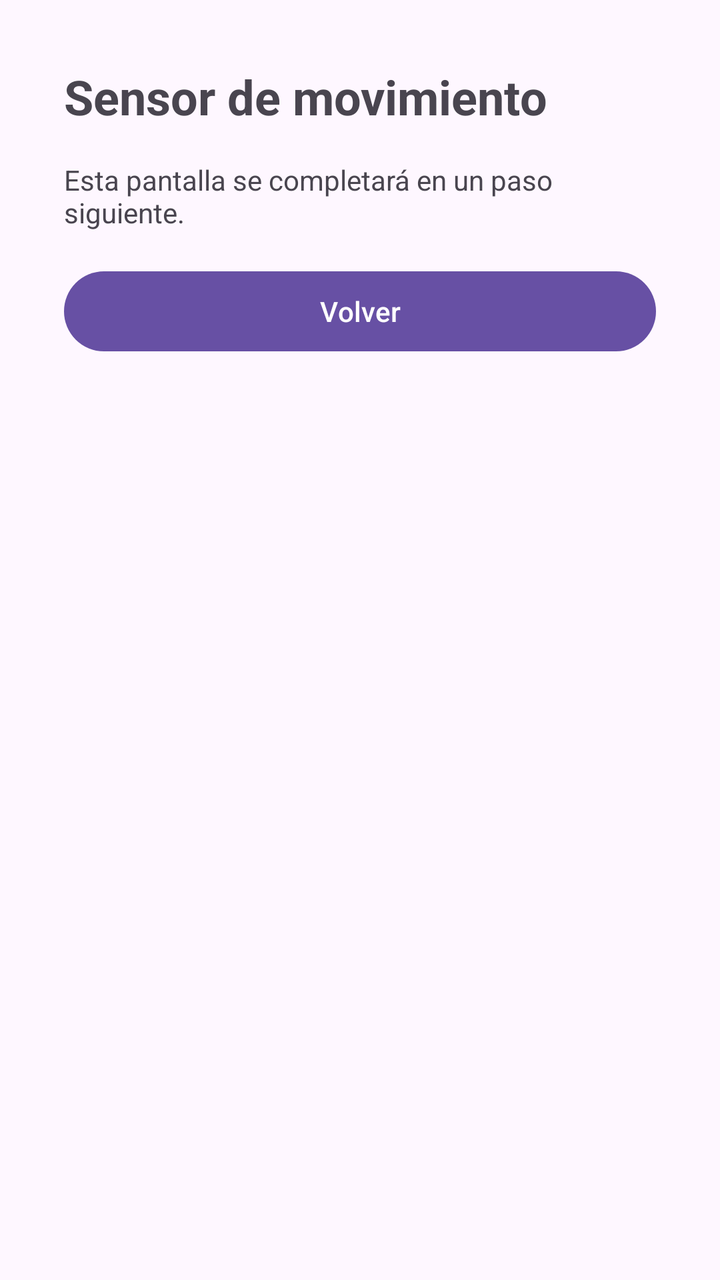
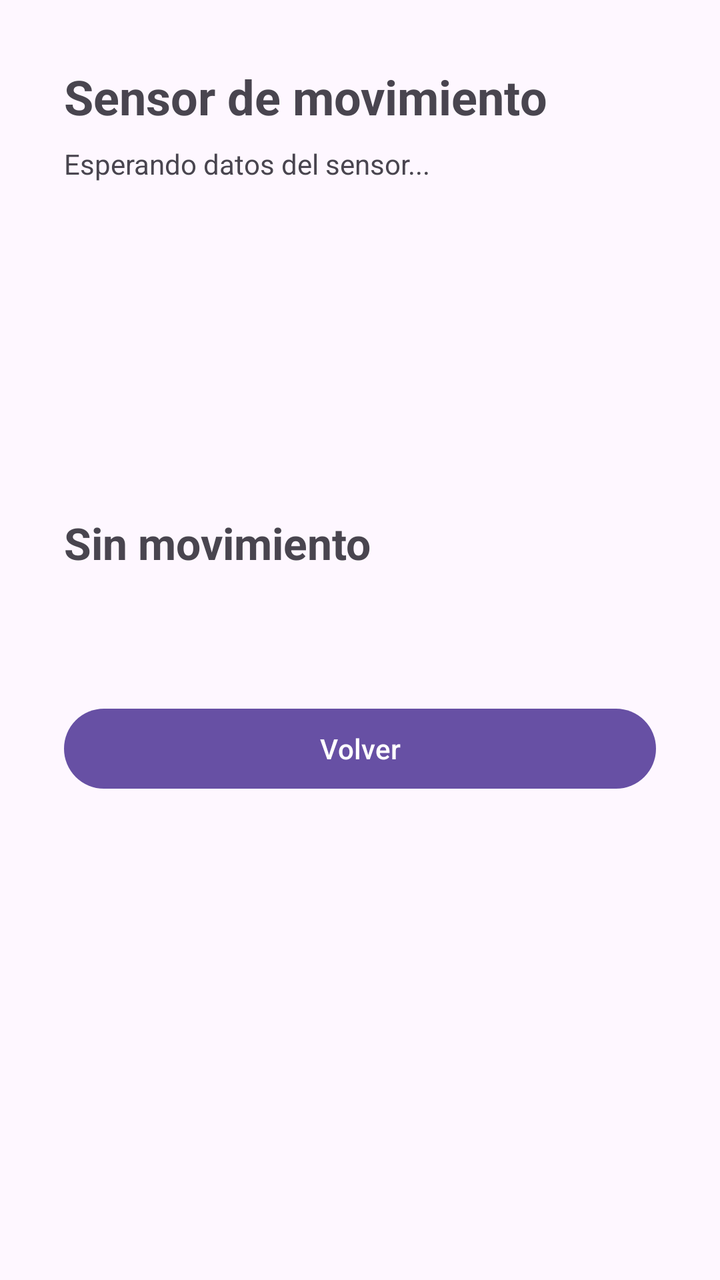

Compare the two renders of this Android layout. The source of the first and the diff that turns it into the second are given below.
<!-- AndroidManifest.xml: application theme Theme.GeoRegistro -->
<!-- res/layout/activity_sensor.xml -->
<?xml version="1.0" encoding="utf-8"?>
<FrameLayout xmlns:android="http://schemas.android.com/apk/res/android"
    android:id="@+id/main"
    android:layout_width="match_parent"
    android:layout_height="match_parent"
    android:fitsSystemWindows="true">

    <LinearLayout
        android:layout_width="match_parent"
        android:layout_height="match_parent"
        android:orientation="vertical"
        android:padding="32dp">

        <TextView
            android:layout_width="wrap_content"
            android:layout_height="wrap_content"
            android:text="@string/titulo_sensor"
            android:textSize="24sp"
            android:textStyle="bold" />

        <TextView
            android:layout_width="wrap_content"
            android:layout_height="wrap_content"
            android:layout_marginTop="16dp"
            android:layout_marginBottom="16dp"
            android:text="@string/proximamente" />

        <Button
            android:layout_width="match_parent"
            android:layout_height="wrap_content"
            android:onClick="volver"
            android:text="@string/btn_volver" />
    </LinearLayout>
</FrameLayout>
<!-- resources referenced by this layout -->
<resources>
  <string name="btn_volver">Volver</string>
  <string name="proximamente">Esta pantalla se completará en un paso siguiente.</string>
  <string name="titulo_sensor">Sensor de movimiento</string>
  <style name="Theme.GeoRegistro" parent="Base.Theme.GeoRegistro" />
  <style name="Base.Theme.GeoRegistro" parent="Theme.Material3.DayNight.NoActionBar">
          
          
      </style>
</resources>

<!-- the commit's change to res/layout/activity_sensor.xml (unified diff, before → after) -->
@@ -19,15 +19,60 @@
             android:textStyle="bold" />
 
         <TextView
+            android:id="@+id/tvEstadoSensor"
             android:layout_width="wrap_content"
             android:layout_height="wrap_content"
-            android:layout_marginTop="16dp"
-            android:layout_marginBottom="16dp"
-            android:text="@string/proximamente" />
+            android:layout_marginTop="8dp"
+            android:text="@string/sensor_esperando" />
+
+        <TextView
+            android:id="@+id/tvX"
+            android:layout_width="wrap_content"
+            android:layout_height="wrap_content"
+            android:layout_marginTop="24dp"
+            android:textSize="18sp" />
+
+        <TextView
+            android:id="@+id/tvY"
+            android:layout_width="wrap_content"
+            android:layout_height="wrap_content"
+            android:layout_marginTop="4dp"
+            android:textSize="18sp" />
+
+        <TextView
+            android:id="@+id/tvZ"
+            android:layout_width="wrap_content"
+            android:layout_height="wrap_content"
+            android:layout_marginTop="4dp"
+            android:textSize="18sp" />
+
+        <TextView
+            android:id="@+id/tvMagnitud"
+            android:layout_width="wrap_content"
+            android:layout_height="wrap_content"
+            android:layout_marginTop="12dp"
+            android:textSize="18sp" />
+
+        <TextView
+            android:id="@+id/tvMovimiento"
+            android:layout_width="wrap_content"
+            android:layout_height="wrap_content"
+            android:layout_marginTop="24dp"
+            android:text="@string/sensor_sin_movimiento"
+            android:textSize="22sp"
+            android:textStyle="bold" />
+
+        <TextView
+            android:id="@+id/tvSacudidas"
+            android:layout_width="wrap_content"
+            android:layout_height="wrap_content"
+            android:layout_marginTop="8dp"
+            android:textSize="18sp" />
 
         <Button
             android:layout_width="match_parent"
             android:layout_height="wrap_content"
+            android:layout_marginTop="32dp"
             android:onClick="volver"
             android:text="@string/btn_volver" />
     </LinearLayout>
<!-- resource entries referenced after the edit -->
@@ -1,7 +1,8 @@
 <!-- resources referenced by this layout -->
 <resources>
   <string name="btn_volver">Volver</string>
-  <string name="proximamente">Esta pantalla se completará en un paso siguiente.</string>
+  <string name="sensor_esperando">Esperando datos del sensor...</string>
+  <string name="sensor_sin_movimiento">Sin movimiento</string>
   <string name="titulo_sensor">Sensor de movimiento</string>
   <style name="Theme.GeoRegistro" parent="Base.Theme.GeoRegistro" />
   <style name="Base.Theme.GeoRegistro" parent="Theme.Material3.DayNight.NoActionBar">
